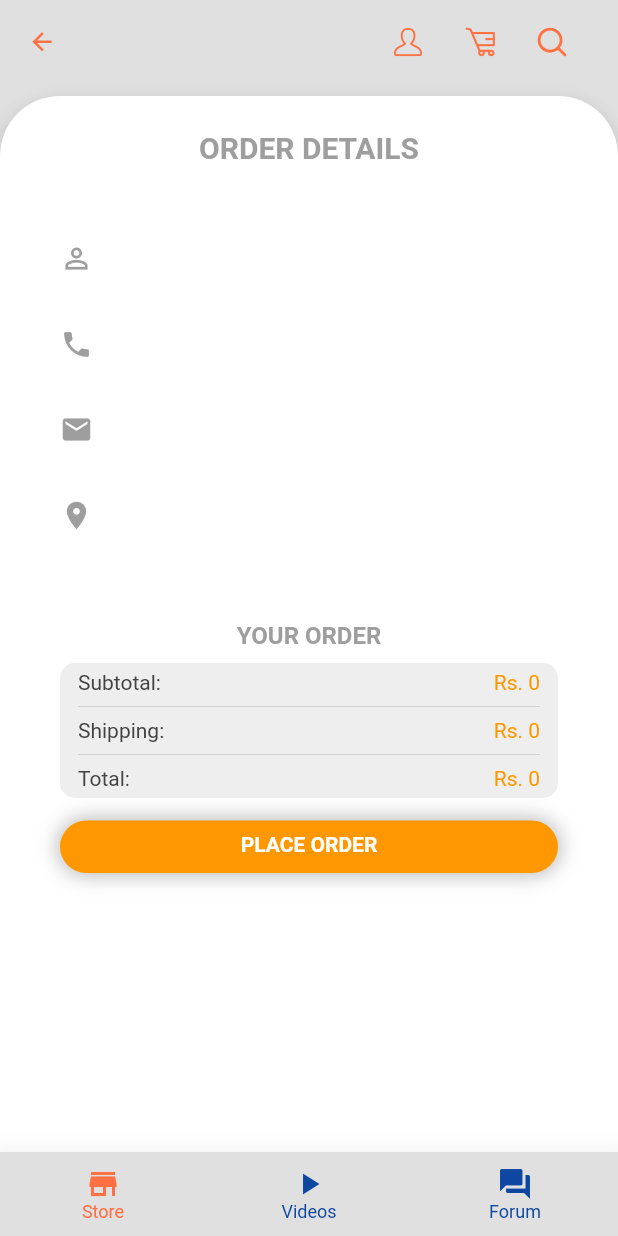
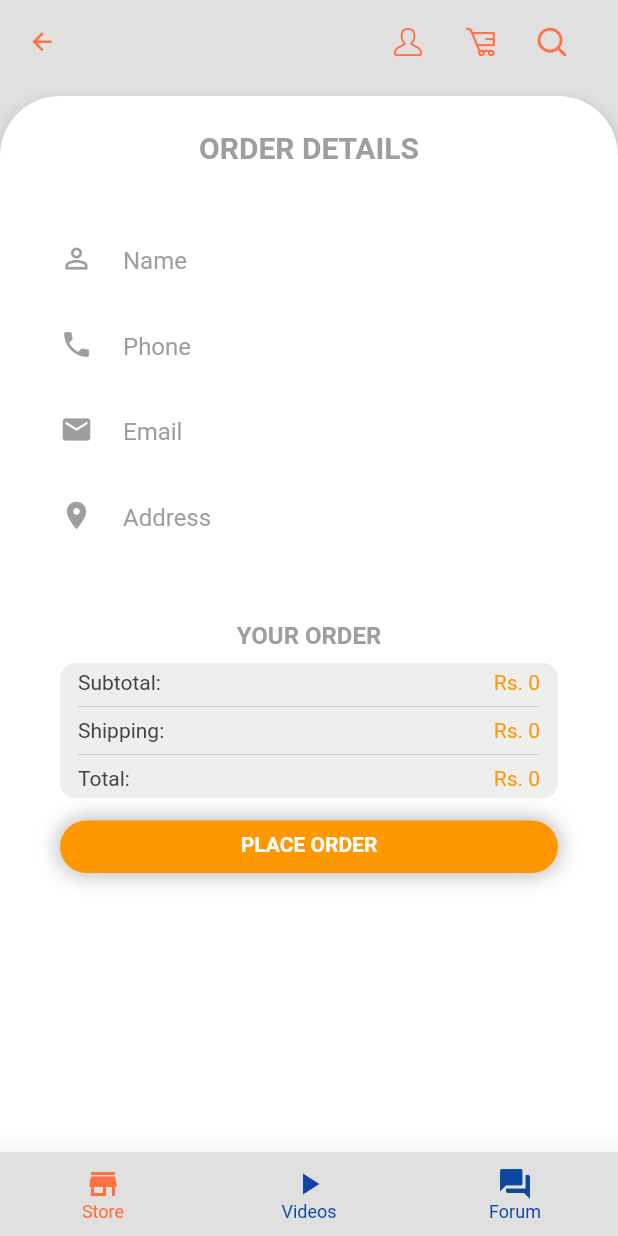
Before and after one commit to SaniahM/Swole-Spartan, a Flutter app: the CheckoutPage screen opened by its route, on a phone screen of 412 x 824 dp. Run offline on Flutter 3.47's test engine with Material 2 defaults, Android fonts, the phone set to English and light mode, and no system bars; our stand-ins replace carousel_slider, cloud_firestore, firebase_auth, youtube_player_flutter; accounts and stored records are empty; network calls fail; Roboto replaces fonts that are missing (NeusaNextStf-CompactRegular.otf).

Commit message:
minor bug fixes

```diff
--- a/lib/checkout_sub.dart
+++ b/lib/checkout_sub.dart
@@ -270,7 +270,7 @@ StreamBuilder<UserData>(
                             child: Row(
                               children:[
 
-                            /*Text('Name',
+                            Text('Name',
                               style: TextStyle(
                                 fontSize: 16,
                                 fontFamily: ssFont,
@@ -278,7 +278,7 @@ StreamBuilder<UserData>(
                               ),
                             ),
 
-                            SizedBox(width: 50.0,),*/
+                            SizedBox(width: 50.0,),
 
                             // Padding(padding: EdgeInsets.only(left: 20),),
 
@@ -341,7 +341,7 @@ StreamBuilder<UserData>(
                             child: Row(
                               children:[
 
-                              /*Text('Phone',
+                              Text('Phone',
                               style: TextStyle(
                                 fontSize: 16,
                                 fontFamily: ssFont,
@@ -349,7 +349,7 @@ StreamBuilder<UserData>(
                               ),
                             ),
 
-                            SizedBox(width: 48.0),*/
+                            SizedBox(width: 48.0),
 
 
                             // Padding(padding: EdgeInsets.only(left: 20),),
@@ -408,7 +408,7 @@ StreamBuilder<UserData>(
                             child: Row(
                               children:[
 
-                              /*Text('Email',
+                              Text('Email',
                               style: TextStyle(
                                 fontSize: 16,
                                 fontFamily: ssFont,
@@ -416,7 +416,7 @@ StreamBuilder<UserData>(
                               ),
                             ),
 
-                            SizedBox(width: 55.0),*/
+                            SizedBox(width: 55.0),
 
 
                             // Padding(padding: EdgeInsets.only(left: 20),),
@@ -476,7 +476,7 @@ StreamBuilder<UserData>(
                             child: Row(
                               children:[
 
-                              /*Text('Address',
+                              Text('Address',
                               style: TextStyle(
                                 fontSize: 16,
                                 fontFamily: ssFont,
@@ -484,7 +484,7 @@ StreamBuilder<UserData>(
                               ),
                             ),
 
-                            SizedBox(width: 35.0),*/
+                            SizedBox(width: 35.0),
 
                             // Padding(padding: EdgeInsets.only(left: 20),),
 
--- a/lib/signup.dart
+++ b/lib/signup.dart
@@ -314,7 +314,7 @@ class _SignupPageState extends State<SignupPage>  {
                               setState(() =>  error = 'The provided email address is already in use');
                             }
                             else{
-                                Navigator.of(context).pop();
+                                Navigator.of(context).pushNamed('/generic');
                             }
 
                           }
```
Also changed, not shown: lib/product_details_sub.dart (+33 -9 lines).
